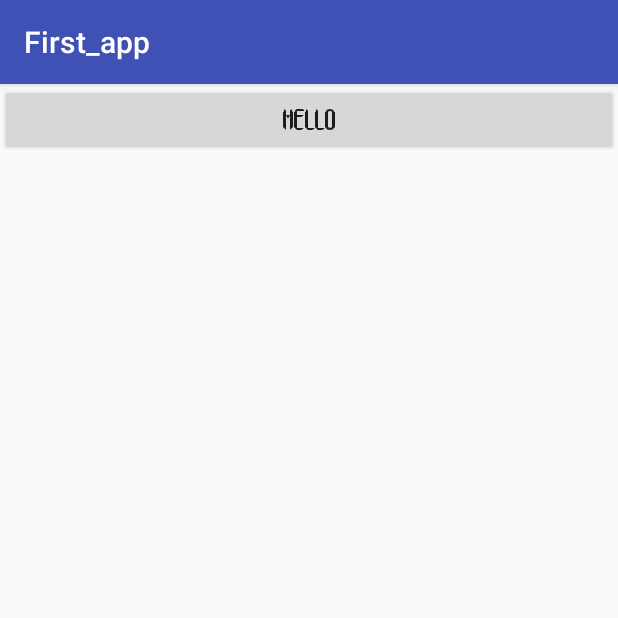
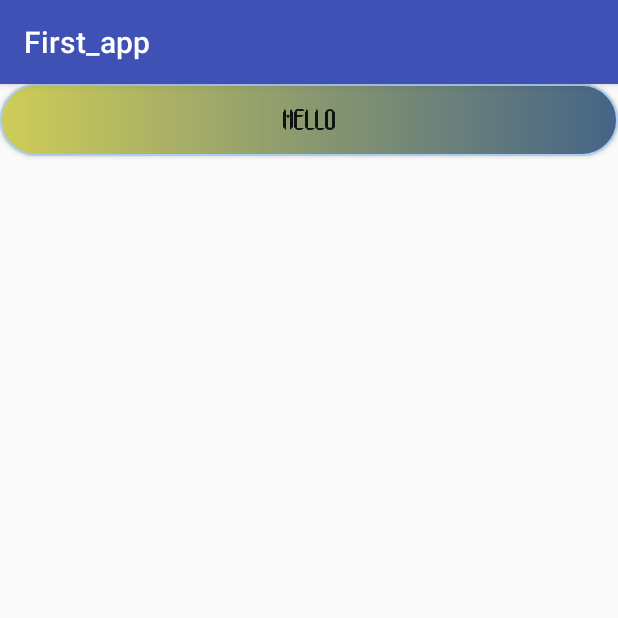
Before and after one commit to geetanshu-m/android, an Android app: the screen it shows after launch (First_activity), on a phone screen of 412 x 824 dp, the top half of it. Run offline under Robolectric (Android 15) with nearby library versions, the phone set to English and light mode, and no system bars.

Commit message:
second half3

```diff
--- a/app/src/main/AndroidManifest.xml
+++ b/app/src/main/AndroidManifest.xml
@@ -1,6 +1,8 @@
 <?xml version="1.0" encoding="utf-8"?>
 <manifest xmlns:android="http://schemas.android.com/apk/res/android"
     package="com.example.pacman.first_app">
+    <uses-permission android:name="android.permission.VIBRATE">
+    </uses-permission>
 
     <application
         android:allowBackup="true"
--- a/app/src/main/java/com/example/pacman/first_app/First_activity.java
+++ b/app/src/main/java/com/example/pacman/first_app/First_activity.java
@@ -1,10 +1,16 @@
 package com.example.pacman.first_app;
 
+import android.content.Context;
 import android.content.res.AssetManager;
 import android.graphics.Typeface;
+import android.media.MediaPlayer;
 import android.os.Bundle;
+import android.os.Vibrator;
 import android.support.annotation.Nullable;
 import android.support.v7.app.AppCompatActivity;
+import android.view.View;
+import android.view.animation.Animation;
+import android.view.animation.AnimationUtils;
 import android.widget.Button;
 
 /**
@@ -19,7 +25,43 @@ public class First_activity extends AppCompatActivity {
         setContentView(R.layout.first_layout);
         AssetManager assetManager=getAssets();
         Typeface abc=Typeface.createFromAsset(assetManager,"font/Xanadu.ttf");
-        Button btn=(Button) findViewById(R.id.first_btn);
+        final Button btn=(Button) findViewById(R.id.first_btn);
         btn.setTypeface(abc);
+
+        //Vibration when  app open
+
+        /*
+        Vibrator vibrator=(Vibrator) getSystemService(Context.VIBRATOR_SERVICE);
+        long a[]=new long[3];//declaration and instantiation
+        a[0]=1000;//initialization
+        a[1]=20;
+        a[2]=2000;
+        vibrator.vibrate(a,3);
+        */
+
+        //end
+
+        //vibration when button is clicked
+
+        btn.setOnClickListener(new View.OnClickListener(){
+            @Override
+            public void onClick(View v) {
+
+
+                //For Vibrator
+                Vibrator vibrator=(Vibrator) getSystemService(Context.VIBRATOR_SERVICE);
+                vibrator.vibrate(200);
+                //end
+                //For Playing Sound
+                    MediaPlayer mediaPlayer = MediaPlayer.create(getApplicationContext(), R.raw.button_1);
+                    mediaPlayer.start();
+                //end
+                //For Animation
+                Animation animation = AnimationUtils.loadAnimation(getApplicationContext(),R.anim.hi);
+                btn.startAnimation(animation);
+            }
+        });
+
+        //end
     }
 }
--- a/app/src/main/res/anim/hi.xml
+++ b/app/src/main/res/anim/hi.xml
@@ -1,4 +1,10 @@
 <?xml version="1.0" encoding="utf-8"?>
 <set xmlns:android="http://schemas.android.com/apk/res/android">
-
+<rotate
+    android:pivotX="50%"
+    android:pivotY="50%"
+    android:fromDegrees="-10"
+    android:toDegrees="10"
+    android:duration= "900"
+    />
 </set>
--- a/app/src/main/res/drawable/button_style.xml
+++ b/app/src/main/res/drawable/button_style.xml
@@ -1,4 +1,12 @@
 <?xml version="1.0" encoding="utf-8"?>
-<selector xmlns:android="http://schemas.android.com/apk/res/android">
+<shape xmlns:android="http://schemas.android.com/apk/res/android">
+    <corners android:radius="50dp"></corners>
+    <gradient
+        android:startColor="#cfcd58"
+        android:endColor="#456487">
 
-</selector>
+    </gradient>
+    <stroke android:color="#abcdef"
+        android:width="1dp">
+    </stroke>
+</shape>
--- a/app/src/main/res/layout/first_layout.xml
+++ b/app/src/main/res/layout/first_layout.xml
@@ -7,7 +7,7 @@
         android:layout_height="wrap_content"
         android:text="Hello"
         android:id="@+id/first_btn"
-
+        android:background="@drawable/button_style"
         />
 
 </LinearLayout>
```
Also changed, not shown: 1 other file.
